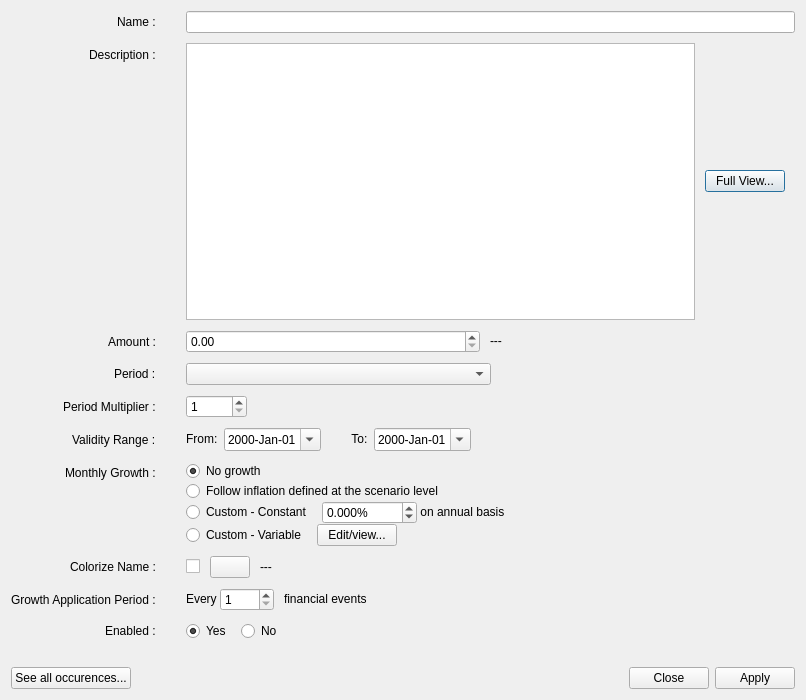
This is src/editperiodicdialog.ui in redmoon1945/gbp as Qt 5 draws it before an edit. The edited form follows.
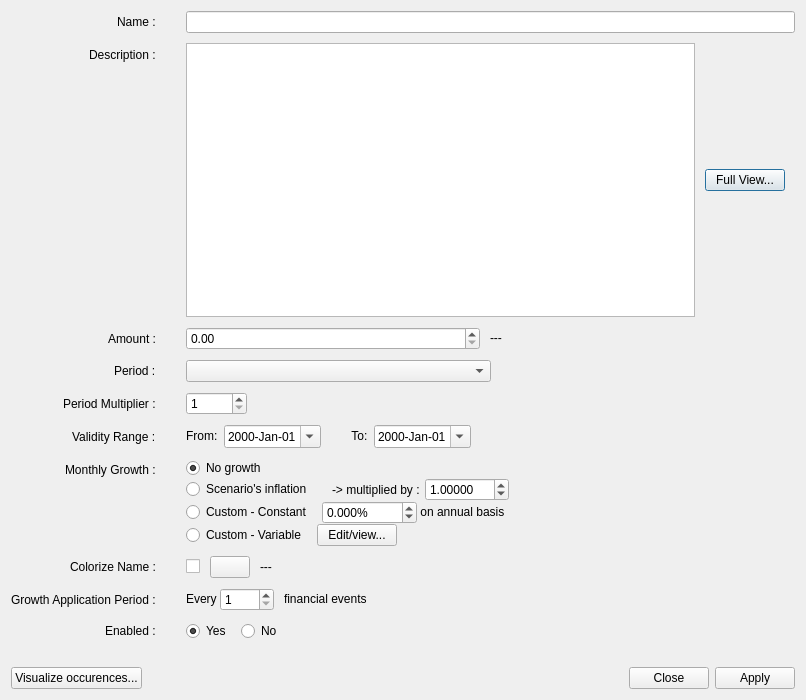
This is the edited form.

The edit to the form file:
```diff
--- a/src/editperiodicdialog.ui
+++ b/src/editperiodicdialog.ui
@@ -415,8 +415,8 @@
            <property name="minimumDate">
             <date>
              <year>1999</year>
-             <month>12</month>
-             <day>4</day>
+             <month>11</month>
+             <day>29</day>
             </date>
            </property>
            <property name="displayFormat">
@@ -484,7 +484,7 @@
             <date>
              <year>1999</year>
              <month>12</month>
-             <day>6</day>
+             <day>1</day>
             </date>
            </property>
            <property name="displayFormat">
@@ -567,13 +567,78 @@
               <string>&lt;html&gt;&lt;head/&gt;&lt;body&gt;&lt;p&gt;The inflation defined at the scenario level is applied to the amount.&lt;/p&gt;&lt;/body&gt;&lt;/html&gt;</string>
              </property>
              <property name="text">
-              <string>Follow inflation defined at the scenario level</string>
+              <string>Scenario's inflation</string>
              </property>
              <attribute name="buttonGroup">
               <string notr="true">buttonGroup_3</string>
              </attribute>
             </widget>
            </item>
+           <item>
+            <spacer name="horizontalSpacer_21">
+             <property name="orientation">
+              <enum>Qt::Orientation::Horizontal</enum>
+             </property>
+             <property name="sizeType">
+              <enum>QSizePolicy::Policy::Fixed</enum>
+             </property>
+             <property name="sizeHint" stdset="0">
+              <size>
+               <width>20</width>
+               <height>20</height>
+              </size>
+             </property>
+            </spacer>
+           </item>
+           <item>
+            <widget class="QLabel" name="inflationAdjustmentFactorLabel">
+             <property name="text">
+              <string>-&gt; multiplied by :</string>
+             </property>
+            </widget>
+           </item>
+           <item>
+            <spacer name="horizontalSpacer_23">
+             <property name="orientation">
+              <enum>Qt::Orientation::Horizontal</enum>
+             </property>
+             <property name="sizeType">
+              <enum>QSizePolicy::Policy::Fixed</enum>
+             </property>
+             <property name="sizeHint" stdset="0">
+              <size>
+               <width>5</width>
+               <height>20</height>
+              </size>
+             </property>
+            </spacer>
+           </item>
+           <item>
+            <widget class="QDoubleSpinBox" name="inflationAdjustmentFactorDoubleSpinBox">
+             <property name="decimals">
+              <number>5</number>
+             </property>
+             <property name="maximum">
+              <double>100.000000000000000</double>
+             </property>
+             <property name="value">
+              <double>1.000000000000000</double>
+             </property>
+            </widget>
+           </item>
+           <item>
+            <spacer name="horizontalSpacer_22">
+             <property name="orientation">
+              <enum>Qt::Orientation::Horizontal</enum>
+             </property>
+             <property name="sizeHint" stdset="0">
+              <size>
+               <width>40</width>
+               <height>20</height>
+              </size>
+             </property>
+            </spacer>
+           </item>
           </layout>
          </item>
          <item>
@@ -1047,7 +1112,7 @@
           <string>&lt;html&gt;&lt;head/&gt;&lt;body&gt;&lt;p&gt;&lt;span style=&quot; background-color:transparent;&quot;&gt;Display in a dedicated window all the financial events that will be generated for this Financial Stream Definition, taking into account any kind of growth defined and the optional conversion to Present Value if set accordingly in Options Dialog.&lt;/span&gt;&lt;/p&gt;&lt;/body&gt;&lt;/html&gt;</string>
          </property>
          <property name="text">
-          <string>See all occurences...</string>
+          <string>Visualize occurences...</string>
          </property>
         </widget>
        </item>
```
Left out of the diff: 7 changed lines with no effect on the pictures.
